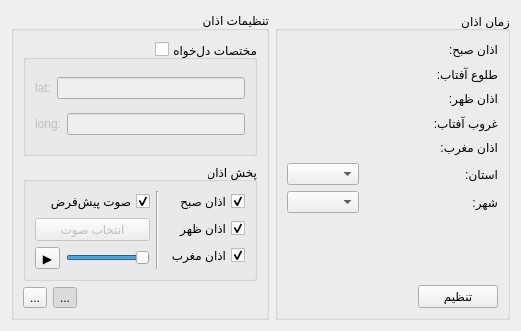
Before: the Qt Designer form ui/Widget.ui in mg-ramezani/azan_time, drawn with Qt 5.
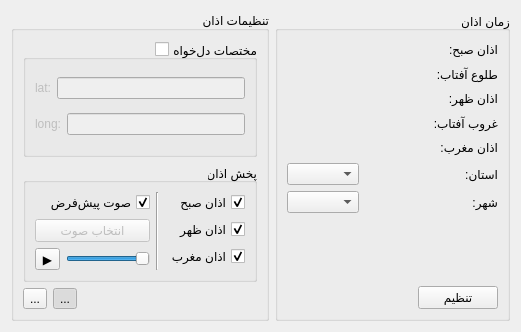
After: the same form once the commit is applied. Icons and pictures are not drawn.

Commit message: use QSlider::valueChanged signal

What changed in the file:
```diff
--- a/ui/Widget.ui
+++ b/ui/Widget.ui
@@ -7,9 +7,21 @@
     <x>0</x>
     <y>0</y>
     <width>521</width>
-    <height>331</height>
+    <height>332</height>
    </rect>
   </property>
+  <property name="minimumSize">
+   <size>
+    <width>521</width>
+    <height>332</height>
+   </size>
+  </property>
+  <property name="maximumSize">
+   <size>
+    <width>521</width>
+    <height>333</height>
+   </size>
+  </property>
   <property name="windowTitle">
    <string>Widget</string>
   </property>
```
Left out of the diff: 4 changed lines with no effect on the pictures. The commit also changes 2 other files.
